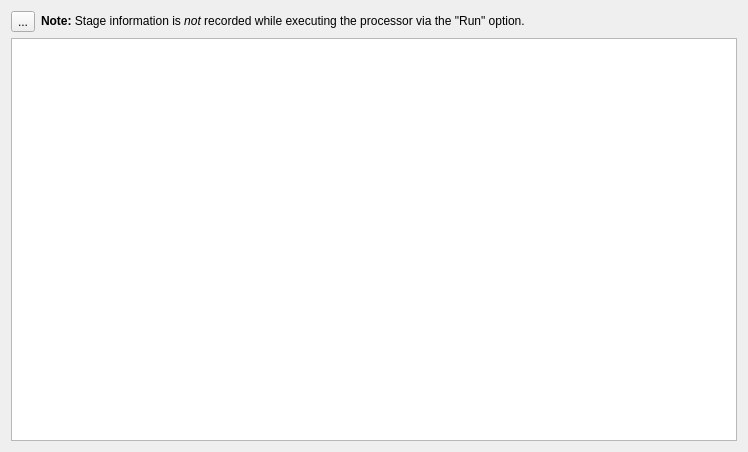
Before: the Qt Designer form src/pipelinediagramwidget.ui in mortbopet/Ripes, drawn with Qt 5.
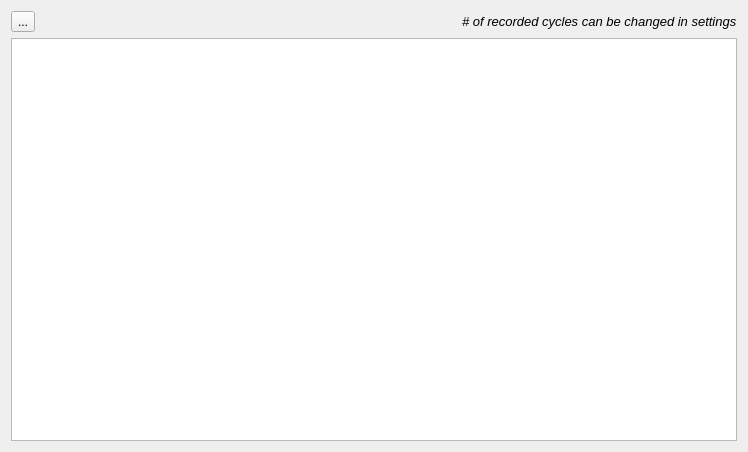
After: the same form once the commit is applied. Icons and pictures are not drawn.

Commit message: Record pipeline diagram cycles up to a settings-defined amount

```diff
--- a/src/pipelinediagramwidget.ui
+++ b/src/pipelinediagramwidget.ui
@@ -44,16 +44,6 @@
          </property>
         </widget>
        </item>
-       <item>
-        <widget class="QLabel" name="label">
-         <property name="text">
-          <string>&lt;html&gt;&lt;head/&gt;&lt;body&gt;&lt;p&gt;&lt;span style=&quot; font-weight:600;&quot;&gt;Note: &lt;/span&gt;Stage information is &lt;span style=&quot; font-style:italic;&quot;&gt;not &lt;/span&gt;recorded while executing the processor via the &amp;quot;Run&amp;quot; option.&lt;/p&gt;&lt;/body&gt;&lt;/html&gt;</string>
-         </property>
-         <property name="textFormat">
-          <enum>Qt::RichText</enum>
-         </property>
-        </widget>
-       </item>
        <item>
         <spacer name="horizontalSpacer">
          <property name="orientation">
@@ -67,6 +57,16 @@
          </property>
         </spacer>
        </item>
+       <item>
+        <widget class="QLabel" name="infoLabel">
+         <property name="text">
+          <string>&lt;html&gt;&lt;head/&gt;&lt;body&gt;&lt;p&gt;&lt;span style=&quot; font-size:10pt; font-style:italic;&quot;&gt;# of recorded cycles can be changed in settings&lt;/span&gt;&lt;/p&gt;&lt;/body&gt;&lt;/html&gt;</string>
+         </property>
+         <property name="textFormat">
+          <enum>Qt::RichText</enum>
+         </property>
+        </widget>
+       </item>
       </layout>
      </item>
      <item>
```
The commit also changes 8 other files.
